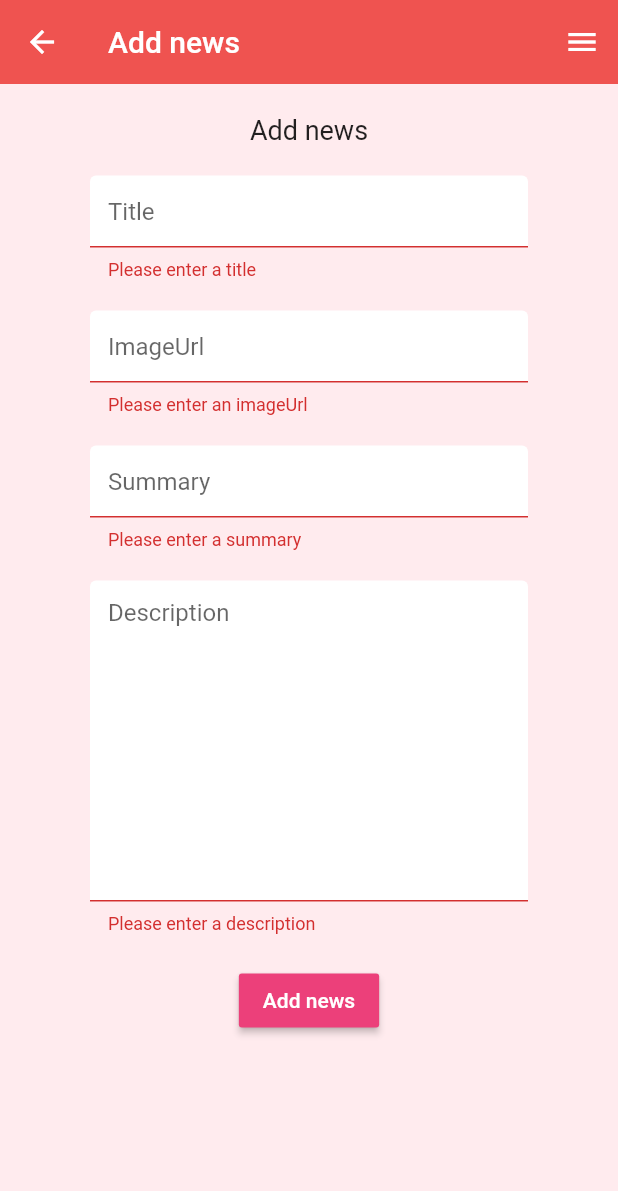
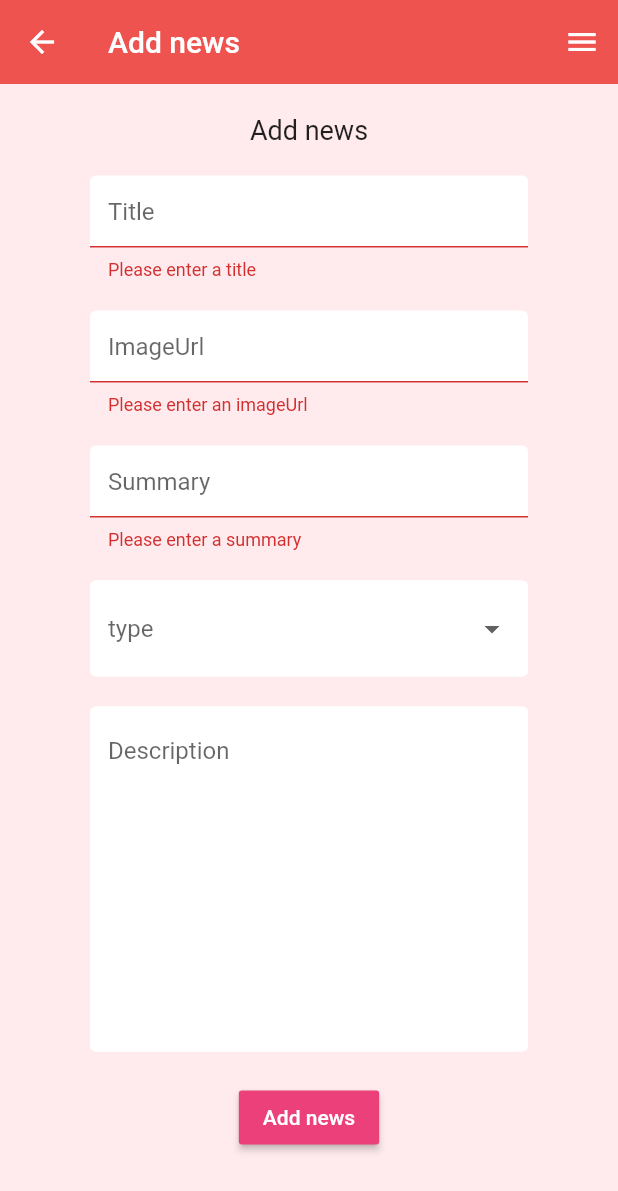
Before and after one commit to Sergiutnc/news_app, a Flutter app: the AddNews screen opened directly, after a tap on "Add news", on a phone screen of 412 x 824 dp. Shown: the top 1191 px of the screen. Run offline on Flutter 3.47's test engine with Material 2 defaults, Android fonts, the phone set to English and light mode, and no system bars; our stand-ins replace cloud_firestore, date_format, firebase_auth, flutter_map, flutter_spinkit; accounts and stored records are empty.

Commit message:
03.04 + filter v1

```diff
--- a/lib/models/news.dart
+++ b/lib/models/news.dart
@@ -6,7 +6,8 @@ class News {
   final String description;
   final String summary;
   final String imageUrl;
+  final String type;
 
-  News({ this.newsUid, this.authorUid, this.title, this.description, this.summary, this.imageUrl });
+  News({ this.newsUid, this.authorUid, this.title, this.description, this.summary, this.imageUrl, this.type });
 
 }
--- a/lib/screens/home/add_news.dart
+++ b/lib/screens/home/add_news.dart
@@ -9,6 +9,7 @@ import 'package:newsapp/shared/drawer_menu.dart';
 import 'package:newsapp/shared/loading.dart';
 import 'package:provider/provider.dart';
 import 'package:newsapp/models/user.dart';
+import 'package:date_format/date_format.dart';
 
 class AddNews extends StatefulWidget {
   @override
@@ -18,11 +19,13 @@ class AddNews extends StatefulWidget {
 class _AddNewsState extends State<AddNews> {
   final AuthService _auth = AuthService();
   final _formKey = GlobalKey<FormState>();
+  final List<String> newsType = ['sports', 'politics', 'business', 'weather', 'others'];
 
   String _currentTitle = '';
   String _currentImageUrl = '';
   String _currentSummary = '';
   String _currentDescription = '';
+  String _currentType;
 
   @override
   Widget build(BuildContext context) {
@@ -82,6 +85,20 @@ class _AddNewsState extends State<AddNews> {
                               setState(() => _currentSummary = val)
                       ),
                       SizedBox(height: 20.0),
+                      DropdownButtonFormField(
+                        decoration: textInputDecoration.copyWith(hintText: 'type'),
+                        value: _currentType,
+                        items: newsType.map((type){
+                          return DropdownMenuItem(
+                            value: type,
+                            child: Text('$type'),
+                          );
+                        }).toList(),
+                        validator: (val) =>
+                        val.isEmpty ? 'Please select a type' : null,
+                        onChanged: (val) => setState(() => _currentType = val),
+                      ),
+                      SizedBox(height: 20.0),
                       TextFormField(
                           keyboardType: TextInputType.multiline,
                           maxLines: 10,
@@ -100,9 +117,10 @@ class _AddNewsState extends State<AddNews> {
                           style: TextStyle(color: Colors.white),
                         ),
                         onPressed: () async {
+                          print(formatDate(DateTime.now(), [dd, '/', mm, '/', yyyy, ' ', HH, ':', nn]));
                           if(_formKey.currentState.validate()) {
                             await DatabaseService(userUid: user.uid).updateNewsData(
-                                _currentTitle, _currentImageUrl, _currentSummary, _currentDescription);
+                                _currentTitle, _currentImageUrl, _currentSummary, _currentDescription, _currentType);
                           Navigator.pop(context);
                           }
                         },
--- a/lib/screens/home/edit_news.dart
+++ b/lib/screens/home/edit_news.dart
@@ -21,11 +21,13 @@ class EditNews extends StatefulWidget {
 class _EditNewsState extends State<EditNews> {
 
   final _formKey = GlobalKey<FormState>();
+  final List<String> newsType = ['sports', 'politics', 'business', 'weather', 'others'];
 
   String _currentTitle;
   String _currentImageUrl;
   String _currentSummary;
   String _currentDescription;
+  String _currentType;
 
   @override
   Widget build(BuildContext context) {
@@ -86,6 +88,20 @@ class _EditNewsState extends State<EditNews> {
                             onChanged: (val) => setState(() => _currentSummary = val),
                           ),
                           SizedBox(height: 20.0),
+                          DropdownButtonFormField(
+                            decoration: textInputDecoration.copyWith(hintText: 'type'),
+                            value: _currentType ?? snapshot.data['type'],
+                            items: newsType.map((type){
+                              return DropdownMenuItem(
+                                value: type,
+                                child: Text('$type'),
+                              );
+                            }).toList(),
+                            validator: (val) =>
+                            val.isEmpty ? 'Please select a type' : null,
+                            onChanged: (val) => setState(() => _currentType = val),
+                          ),
+                          SizedBox(height: 20.0),
                           TextFormField(
                             keyboardType: TextInputType.multiline,
                             minLines: 1,
@@ -109,7 +125,8 @@ class _EditNewsState extends State<EditNews> {
                                     _currentTitle ?? snapshot.data['title'],
                                     _currentImageUrl ?? snapshot.data['imageUrl'],
                                     _currentSummary ?? snapshot.data['summary'],
-                                    _currentDescription ?? snapshot.data['description']);
+                                    _currentDescription ?? snapshot.data['description'],
+                                    _currentType ?? snapshot.data['type']);
                                 Navigator.pop(context);
                               }
                             },
--- a/lib/screens/home/home.dart
+++ b/lib/screens/home/home.dart
@@ -27,7 +27,7 @@ class Home extends StatelessWidget {
           elevation: 0.0,
         ),
         endDrawer: DrawerMenu(stream: Firestore.instance.collection('users').document(user.uid).snapshots(), user: user),
-        body: NewsList(user: user),
+        body: NewsList(user: user,filterType: 'all',),
       ),
     );
   }
--- a/lib/screens/home/news_list.dart
+++ b/lib/screens/home/news_list.dart
@@ -8,7 +8,9 @@ import 'package:provider/provider.dart';
 
 class NewsList extends StatefulWidget {
   final User user;
-  NewsList({this.user});
+  final filterType;
+  NewsList({this.user, this.filterType});
+
 
   @override
   _NewsListState createState() => _NewsListState();
@@ -18,6 +20,8 @@ class _NewsListState extends State<NewsList> {
   @override
   Widget build(BuildContext context) {
     final news = Provider.of<List<News>>(context) ?? [];
+
+    news.removeWhere((item) => item.type != widget.filterType && widget.filterType != 'all');
 
     if (news == null) {
       return Loading();
--- a/lib/screens/home/news_tile.dart
+++ b/lib/screens/home/news_tile.dart
@@ -33,7 +33,7 @@ class NewsTile extends StatelessWidget {
               },
               onLongPress: () {
                 if (user.uid == news.authorUid) {
-                  print(news.newsUid);
+                  //print(news.newsUid);
                   Navigator.push(
                       context,
                       MaterialPageRoute(builder: (context) => EditNews(newsUid: news.newsUid),)
--- a/lib/services/database.dart
+++ b/lib/services/database.dart
@@ -21,23 +21,25 @@ class DatabaseService {
 
   }
 
-  Future updateNewsData(String title, String imageUrl, String summary, String description) async {
+  Future updateNewsData(String title, String imageUrl, String summary, String description, String type) async {
     return await newsCollection.document().setData({
       'authorUid': userUid,
       'title': title,
       'imageUrl': imageUrl,
       'summary': summary,
       'description': description,
+      'type': type,
     });
   }
 
-  Future editNewsData(String newsUid, String title, String imageUrl, String summary, String description) async {
+  Future editNewsData(String newsUid, String title, String imageUrl, String summary, String description, String type) async {
     return await newsCollection.document(newsUid).setData({
       'authorUid': userUid,
       'title': title,
       'imageUrl': imageUrl,
       'summary': summary,
       'description': description,
+      'type': type,
     });
   }
 
@@ -51,6 +53,7 @@ class DatabaseService {
         description: doc.data['description'] ?? '',
         summary: doc.data['summary'] ?? '',
         imageUrl: doc.data['imageUrl'] ?? '',
+        type: doc.data['type'] ?? '',
       );
     }).toList();
   }
--- a/pubspec.yaml
+++ b/pubspec.yaml
@@ -27,7 +27,8 @@ dependencies:
   cloud_firestore: ^0.13.4+2
   provider: ^4.0.4
   flutter_spinkit: ^4.1.2
-
+  flutter_map: ^0.8.2
+  date_format: ^1.0.8
 
 dev_dependencies:
   flutter_test:
```
Also changed, not shown: lib/screens/home/news_container.dart (+14 -1 lines), lib/shared/map_news.dart (added, +57 -0 lines), pubspec.lock.
